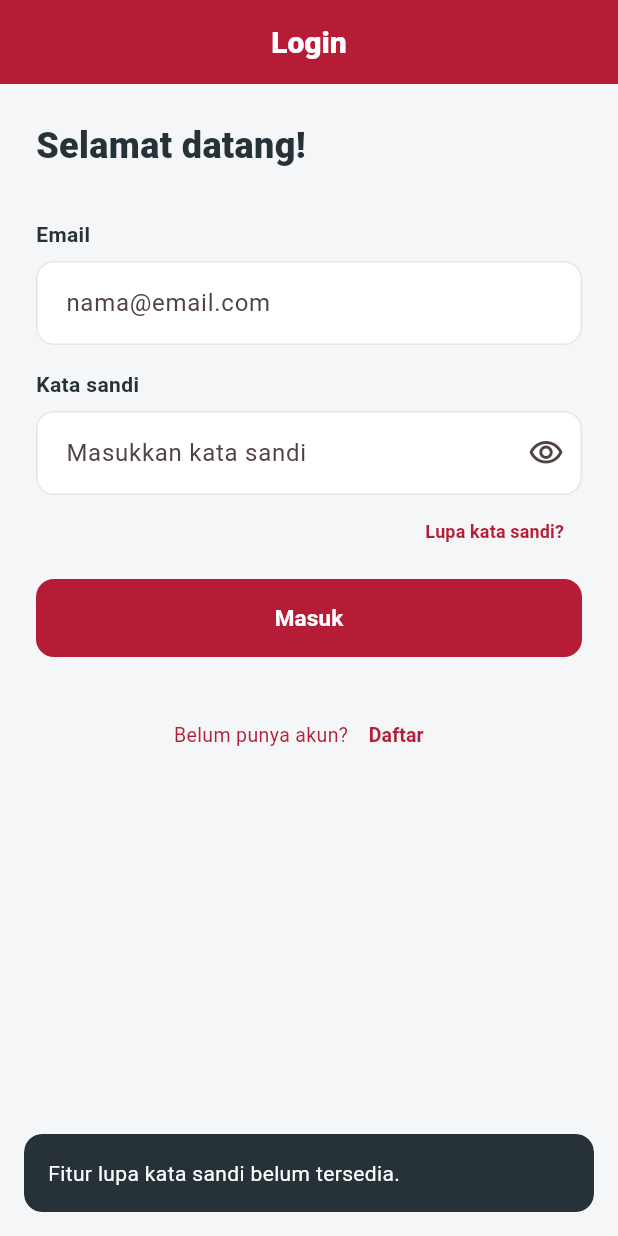
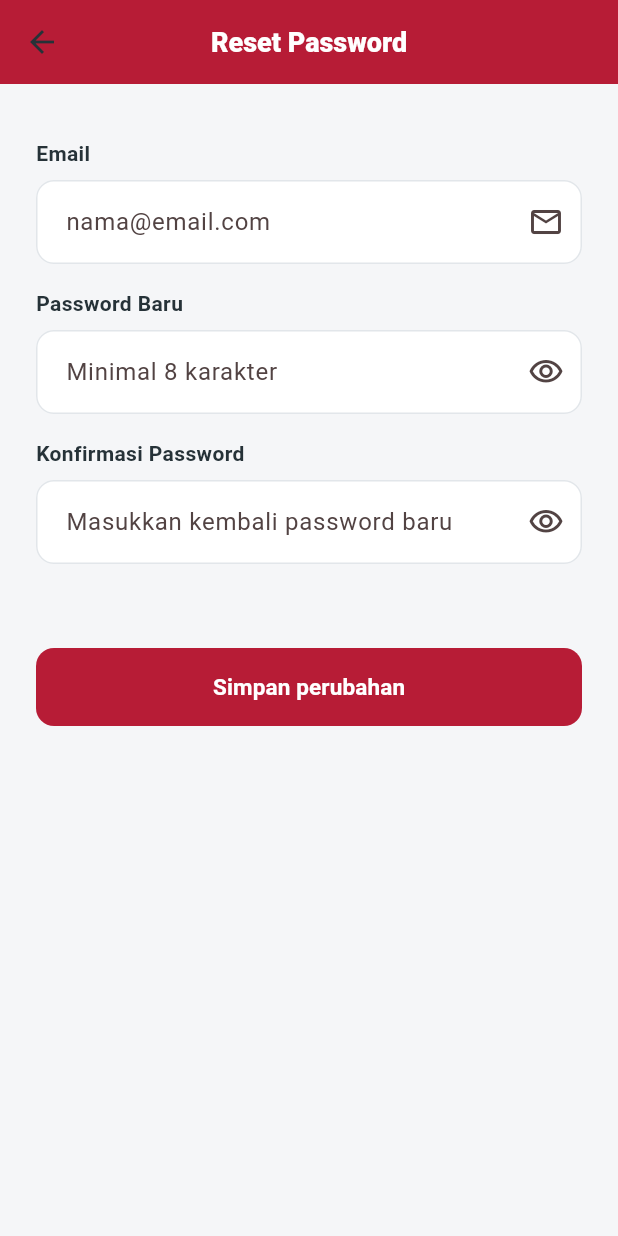
Before and after one commit to rsnorlatch/volunteer, a Flutter app: the screen it shows after launch, after a tap on "Lupa kata sandi?", on a phone screen of 412 x 824 dp. Run offline on Flutter 3.47's test engine with Material 3 defaults, Android fonts, the phone set to English and light mode, and no system bars; our stand-ins replace flutter_map, geolocator, get, latlong2.

Commit message:
add tampilan dan desain resetpassword.dart

```diff
--- a/lib/adapter/user_repository/user_repository_interface.dart
+++ b/lib/adapter/user_repository/user_repository_interface.dart
@@ -1,6 +1,9 @@
 import 'package:volunteer/entities/user.dart';
 
-// this operation is insert only because supabase does not allow you to query auth.user table
+// Implement password resets through the auth provider in production; this
+// interface is backed by an in-memory fake in the current app.
 abstract interface class UserRepositoryInterface {
   Future<void> insertAsync(User user);
+
+  Future<bool> resetPasswordAsync(String email, String newPassword);
 }
--- a/lib/core/routes/app_pages.dart
+++ b/lib/core/routes/app_pages.dart
@@ -5,6 +5,7 @@ import 'package:volunteer/controllers/profile_controller.dart';
 import 'package:volunteer/core/routes/app_routes.dart';
 import 'package:volunteer/entities/role.dart';
 import 'package:volunteer/pages/auth/login_page.dart';
+import 'package:volunteer/pages/auth/reset_password_page.dart';
 import 'package:volunteer/pages/auth/signup_page.dart';
 import 'package:volunteer/pages/donor/activity_detail_page.dart';
 import 'package:volunteer/pages/donor/facility_search_page.dart';
@@ -29,6 +30,10 @@ class AppPages {
     GetPage(name: AppRoutes.splash, page: () => const SplashPage()),
     GetPage(name: AppRoutes.login, page: () => const LoginPage()),
     GetPage(name: AppRoutes.signup, page: () => const SignUpPage()),
+    GetPage(
+      name: AppRoutes.resetPassword,
+      page: () => const ResetPasswordPage(),
+    ),
     GetPage(
       name: AppRoutes.home,
       page: () => const MainShellPage(),
--- a/lib/core/routes/app_routes.dart
+++ b/lib/core/routes/app_routes.dart
@@ -4,6 +4,7 @@ class AppRoutes {
   static const splash = '/';
   static const login = '/login';
   static const signup = '/signup';
+  static const resetPassword = '/reset-password';
 
   static const home = '/home';
   static const activityDetail = '/activity-detail';
--- a/lib/pages/auth/login_page.dart
+++ b/lib/pages/auth/login_page.dart
@@ -24,6 +24,13 @@ class _LoginPageState extends State<LoginPage> {
   final _email = TextEditingController();
   final _password = TextEditingController();
   final _auth = Get.find<AuthController>();
+
+  @override
+  void initState() {
+    super.initState();
+    final initialEmail = Get.arguments;
+    if (initialEmail is String) _email.text = initialEmail.trim();
+  }
 
   @override
   void dispose() {
@@ -98,8 +105,10 @@ class _LoginPageState extends State<LoginPage> {
                     Align(
                       alignment: Alignment.centerRight,
                       child: TextButton(
-                        onPressed: () => showAppSnack(
-                            'Fitur lupa kata sandi belum tersedia.'),
+                        onPressed: () => Get.toNamed(
+                          AppRoutes.resetPassword,
+                          arguments: _email.text.trim(),
+                        ),
                         child: const Text(
                           'Lupa kata sandi?',
                           style: TextStyle(
--- /dev/null
+++ b/lib/pages/auth/reset_password_page.dart
@@ -0,0 +1,134 @@
+import 'package:flutter/material.dart';
+import 'package:get/get.dart';
+
+import 'package:volunteer/core/routes/app_routes.dart';
+import 'package:volunteer/core/utils/validators.dart';
+import 'package:volunteer/pages/auth/auth_controller.dart';
+import 'package:volunteer/shared/widgets/app_snackbar.dart';
+import 'package:volunteer/shared/widgets/custom_text_field.dart';
+import 'package:volunteer/shared/widgets/password_text_field.dart';
+import 'package:volunteer/shared/widgets/primary_button.dart';
+
+class ResetPasswordPage extends StatefulWidget {
+  const ResetPasswordPage({super.key});
+
+  @override
+  State<ResetPasswordPage> createState() => _ResetPasswordPageState();
+}
+
+class _ResetPasswordPageState extends State<ResetPasswordPage> {
+  final _formKey = GlobalKey<FormState>();
+  final _email = TextEditingController();
+  final _password = TextEditingController();
+  final _confirmPassword = TextEditingController();
+  final _auth = Get.find<AuthController>();
+
+  @override
+  void initState() {
+    super.initState();
+    final initialEmail = Get.arguments;
+    if (initialEmail is String) _email.text = initialEmail.trim();
+  }
+
+  @override
+  void dispose() {
+    _email.dispose();
+    _password.dispose();
+    _confirmPassword.dispose();
+    super.dispose();
+  }
+
+  Future<void> _savePassword() async {
+    if (!_formKey.currentState!.validate()) return;
+
+    final error = await _auth.resetPassword(
+      email: _email.text.trim(),
+      password: _password.text,
+    );
+    if (error != null) {
+      showAppSnack(error, error: true);
+      return;
+    }
+
+    Get.offAllNamed(
+      AppRoutes.login,
+      arguments: _email.text.trim(),
+    );
+    showAppSnack('Kata sandi berhasil diubah. Silakan masuk kembali.',
+        success: true);
+  }
+
+  @override
+  Widget build(BuildContext context) {
+    return Scaffold(
+      appBar: AppBar(
+        centerTitle: true,
+        title: const Text(
+          'Reset Password',
+          style: TextStyle(
+            color: Colors.white,
+            fontSize: 18,
+            fontWeight: FontWeight.w800,
+          ),
+        ),
+      ),
+      body: SafeArea(
+        child: SingleChildScrollView(
+          padding: const EdgeInsets.fromLTRB(24, 36, 24, 24),
+          child: Align(
+            alignment: Alignment.topCenter,
+            child: ConstrainedBox(
+              constraints: const BoxConstraints(maxWidth: 440),
+              child: Form(
+                key: _formKey,
+                child: Column(
+                  crossAxisAlignment: CrossAxisAlignment.start,
+                  children: [
+                    CustomTextField(
+                      label: 'Email',
+                      hint: 'nama@email.com',
+                      controller: _email,
+                      keyboardType: TextInputType.emailAddress,
+                      suffixIcon: const Icon(Icons.email_outlined),
+                      validator: Validators.email,
+                    ),
+                    const SizedBox(height: 16),
+                    PasswordTextField(
+                      label: 'Password Baru',
+                      hint: 'Minimal 8 karakter',
+                      controller: _password,
+                      validator: Validators.password,
+                    ),
+                    const SizedBox(height: 16),
+                    PasswordTextField(
+                      label: 'Konfirmasi Password',
+                      hint: 'Masukkan kembali password baru',
+                      controller: _confirmPassword,
+                      validator: (value) {
+                        final requiredError =
+                            Validators.required(value, 'Konfirmasi password');
+                        if (requiredError != null) return requiredError;
+                        if (value != _password.text) {
+                          return 'Konfirmasi password tidak cocok.';
+                        }
+                        return null;
+                      },
+                    ),
+                    const SizedBox(height: 56),
+                    Obx(
+                      () => PrimaryButton(
+                        text: 'Simpan perubahan',
+                        isLoading: _auth.isLoading.value,
+                        onPressed: _savePassword,
+                      ),
+                    ),
+                  ],
+                ),
+              ),
+            ),
+          ),
+        ),
+      ),
+    );
+  }
+}
--- a/lib/services/auth_service.dart
+++ b/lib/services/auth_service.dart
@@ -62,6 +62,11 @@ class AuthService {
         : LoginStatus.incorrectCredential;
   }
 
+  Future<bool> resetPasswordAsync(String email, String newPassword) async {
+    if (email.trim().isEmpty || newPassword.isEmpty) return false;
+    return _user.resetPasswordAsync(email, newPassword);
+  }
+
   Future<void> logoutAsync() async {
     await _session.destroyAsync();
   }
```
Also changed, not shown: lib/adapter/user_repository/fake_user_repository.dart (+12 -0 lines), lib/pages/auth/auth_controller.dart (+15 -0 lines), 2 other files.
